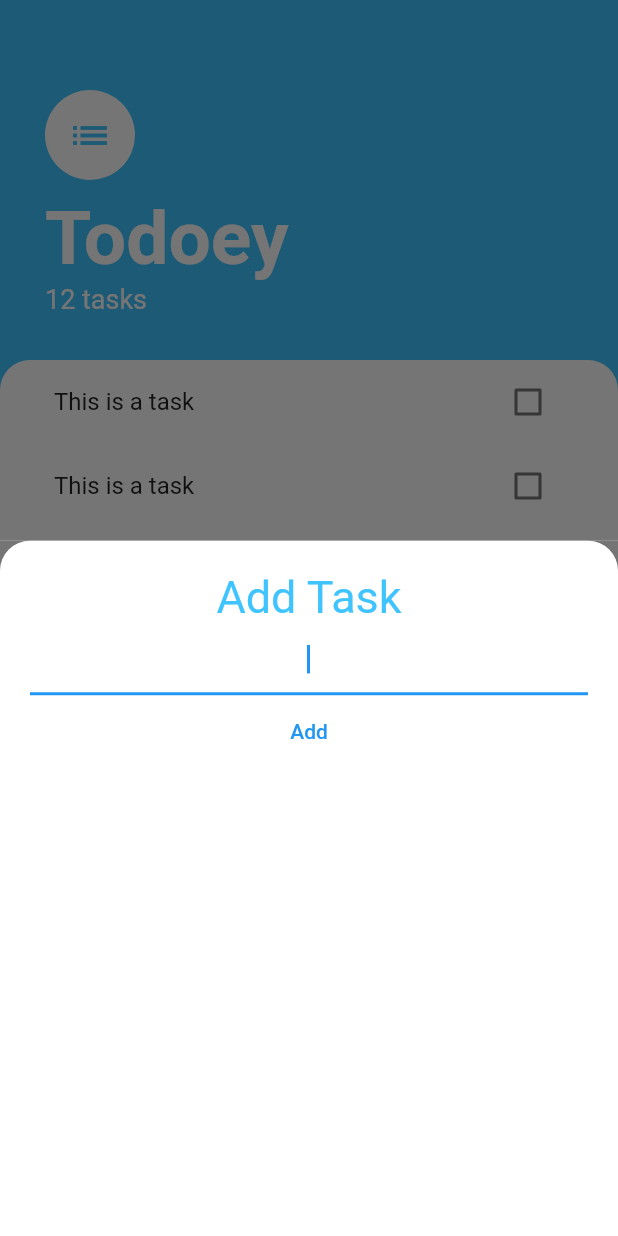
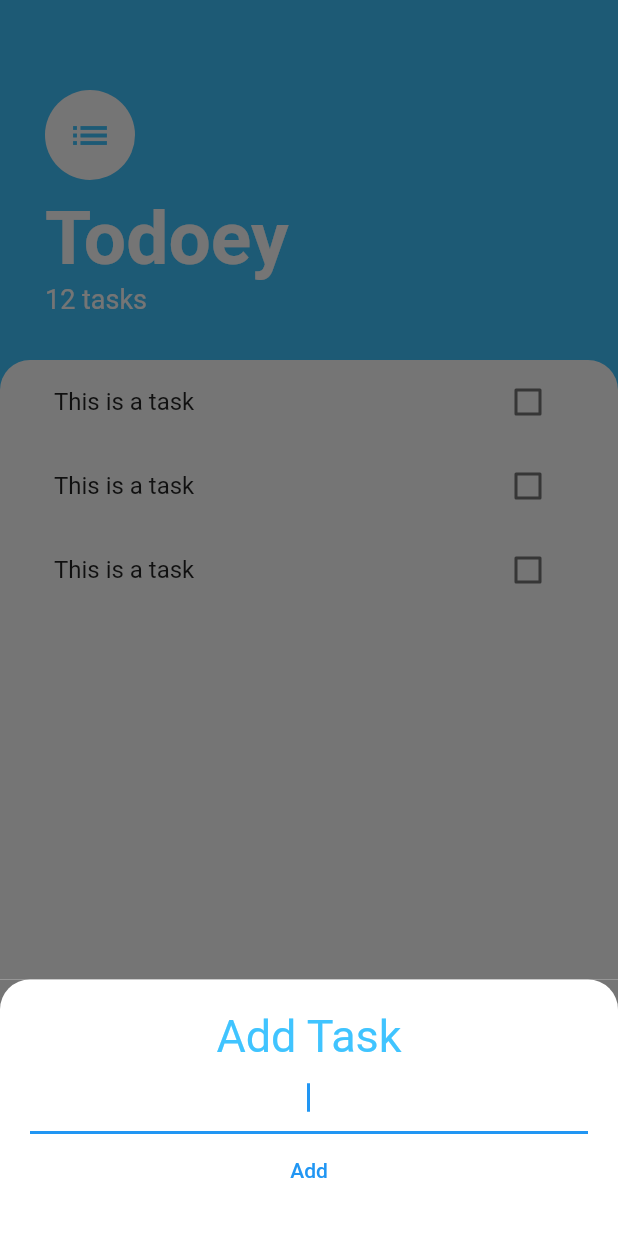
Before and after one commit to tanyarajhans/Todoey, a Flutter app: the screen it shows after launch, after a tap on the "add" icon, on a phone screen of 412 x 824 dp. Run offline on Flutter 3.47's test engine with Material 2 defaults, Android fonts, the phone set to English and light mode, and no system bars.

Commit message:
Bottomsheet UI improved

```diff
--- a/lib/screens/tasks_screen.dart
+++ b/lib/screens/tasks_screen.dart
@@ -20,7 +20,9 @@ class TasksScreen extends StatelessWidget {
         backgroundColor: Colors.lightBlueAccent,
         child: Icon(Icons.add),
         onPressed: (){
-          showModalBottomSheet(context: context, builder: (context) => AddTaskScreen());
+          showModalBottomSheet(context: context,
+          isScrollControlled: true,
+          builder: (context) => SingleChildScrollView(padding: EdgeInsets.only(bottom: MediaQuery.of(context).viewInsets.bottom),child:AddTaskScreen()));
         },
       ),
       body: Column(
```
